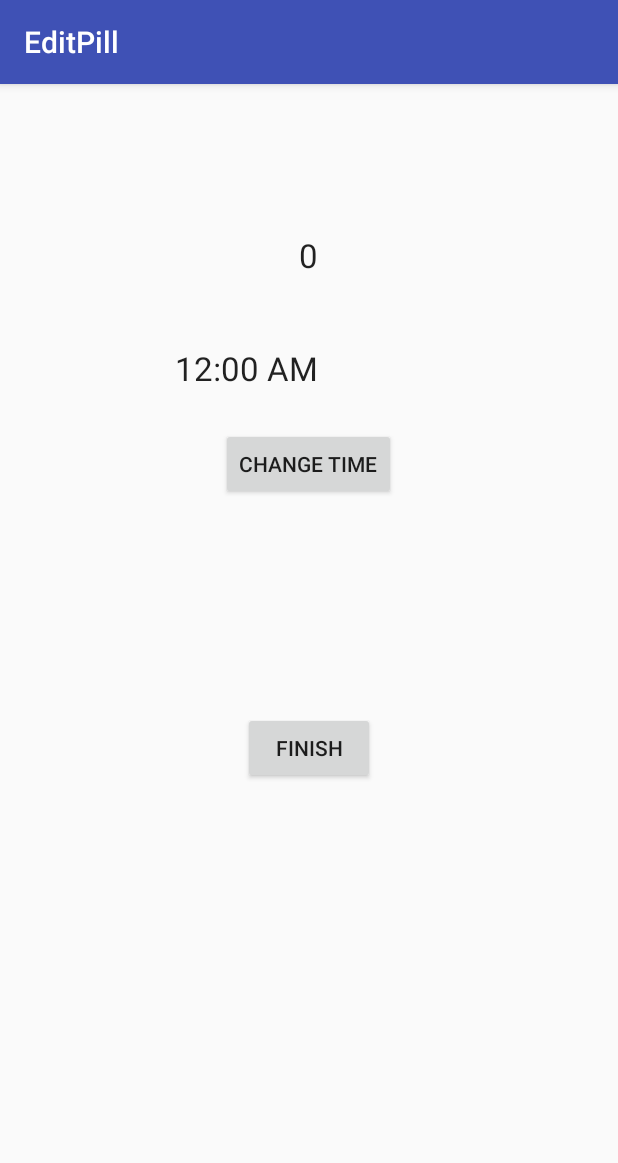
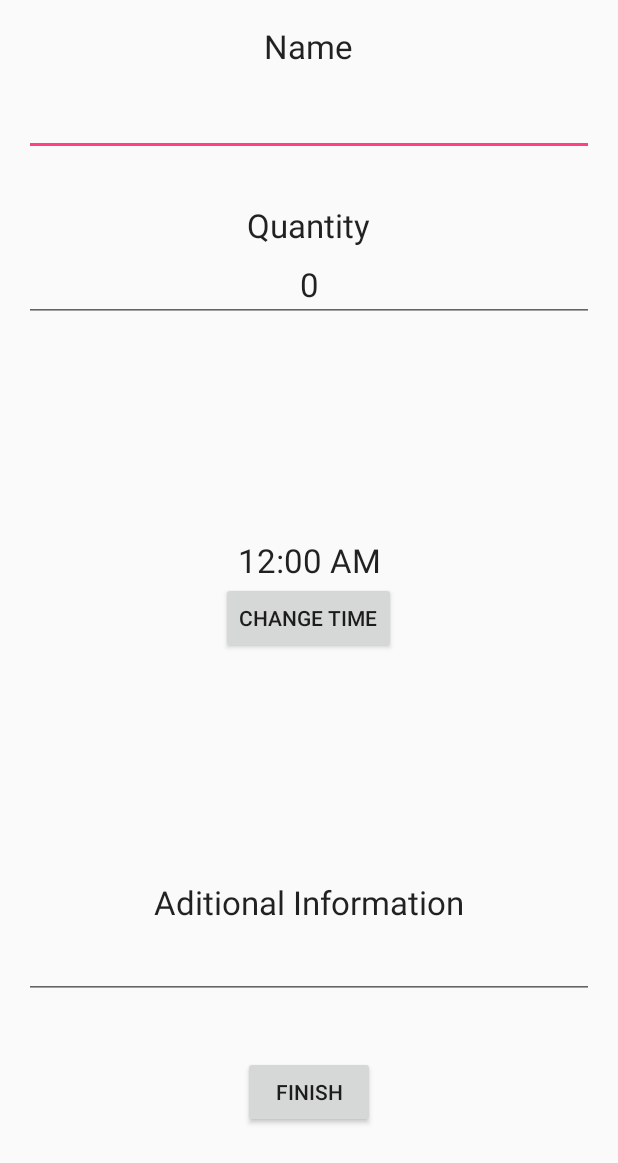
Before and after one commit to ENGR-103-Group-061-02/Pill_Reminder, an Android app: the EditPill screen opened directly, with no data from a screen before it, on a phone screen of 412 x 824 dp. Shown: the top 1163 px of the screen. Run offline under Robolectric (Android 15) with nearby library versions, the light colour scheme and no system bars.

Commit message:
Changed the layouts and added some Time stuff

```diff
--- a/app/src/main/java/com/drexel/engr103grp061_02/pillreminder/EditPill.java
+++ b/app/src/main/java/com/drexel/engr103grp061_02/pillreminder/EditPill.java
@@ -94,7 +94,7 @@ public class EditPill extends AppCompatActivity {
                 Toast.makeText(context, "Time already added \n Enter a new time", Toast.LENGTH_SHORT).show();
             }else{
                 t = newTime;
-                textText.setText(t.getTimeFormattedString());
+                textText.setText("Time: " + t.getTimeFormattedString());
             }
         }
     }
--- a/app/src/main/java/com/drexel/engr103grp061_02/pillreminder/PillNotificationPage.java
+++ b/app/src/main/java/com/drexel/engr103grp061_02/pillreminder/PillNotificationPage.java
@@ -14,9 +14,10 @@ public class PillNotificationPage  extends Activity {
     Pill pill_notified = new Pill();
     SQLiteDatabase sql;
     FeedReaderContract.FeedReaderDbHelper feed;
-    public  void onCreate(Bundle savedInstanceState, int id) {
+    public  void onCreate(Bundle savedInstanceState ) {
         super.onCreate(savedInstanceState);
         setContentView(R.layout.pill_notification);
+        int id = this.getIntent().getIntExtra("id",0);
         //declaring ID's
         notifiedName = (TextView) findViewById(R.id.notified_name);
         notifiedQuantity = (TextView) findViewById(R.id.notified_quantity);
--- a/app/src/main/res/layout/activity_edit_pill.xml
+++ b/app/src/main/res/layout/activity_edit_pill.xml
@@ -12,13 +12,6 @@
         android:layout_height="wrap_content"
         android:theme="@style/AppTheme.AppBarOverlay">
 
-        <android.support.v7.widget.Toolbar
-            android:id="@+id/toolbar"
-            android:layout_width="match_parent"
-            android:layout_height="?attr/actionBarSize"
-            android:background="?attr/colorPrimary"
-            app:popupTheme="@style/AppTheme.PopupOverlay" />
-
     </android.support.design.widget.AppBarLayout>
 
     <include layout="@layout/content_edit_pill" />
--- a/app/src/main/res/layout/content_edit_pill.xml
+++ b/app/src/main/res/layout/content_edit_pill.xml
@@ -10,14 +10,95 @@
     android:paddingTop="@dimen/activity_vertical_margin"
     app:layout_behavior="@string/appbar_scrolling_view_behavior"
     tools:context="com.drexel.engr103grp061_02.pillreminder.EditPill"
-    tools:showIn="@layout/activity_edit_pill">
+    tools:showIn="@layout/activity_edit_pill"
+    android:clickable="true">
+
+    <EditText
+        android:layout_width="match_parent"
+        android:layout_height="wrap_content"
+        android:textAppearance="?android:attr/textAppearanceLarge"
+        android:text="Name"
+        android:id="@+id/pillName"
+        android:gravity="center"
+        android:layout_alignParentTop="true"
+        android:layout_centerHorizontal="true"
+        android:layout_marginTop="38dp"
+        android:editable="true"
+        android:clickable="true"
+        android:digits="QWERTYUIOPASDFGHJKLZXCVBNMqwertyuiopasdfghjklzxcvbnm1234567890 "
+        android:enabled="true" />
+
+    <TextView
+        android:layout_width="match_parent"
+        android:layout_height="wrap_content"
+        android:textAppearance="?android:attr/textAppearanceLarge"
+        android:text="CurrTime"
+        android:id="@+id/pillTime"
+        android:gravity="center"
+        android:layout_gravity="center"
+        android:enabled="true"
+        android:layout_above="@+id/changeTime"
+        android:layout_alignParentLeft="true"
+        android:layout_alignParentStart="true" />
+
+    <EditText
+        android:layout_width="match_parent"
+        android:layout_height="wrap_content"
+        android:textAppearance="?android:attr/textAppearanceLarge"
+        android:text="Instructions"
+        android:id="@+id/pillInstructions"
+        android:layout_gravity="center_vertical"
+        android:gravity="center"
+        android:editable="true"
+        android:clickable="true"
+        android:digits="QWERTYUIOPASDFGHJKLZXCVBNMqwertyuiopasdfghjklzxcvbnm1234567890 "
+        android:enabled="true"
+        android:layout_above="@+id/editFinish"
+        android:layout_alignParentRight="true"
+        android:layout_alignParentEnd="true"
+        android:layout_marginBottom="38dp" />
+
+    <EditText
+        android:layout_width="match_parent"
+        android:layout_height="wrap_content"
+        android:textAppearance="?android:attr/textAppearanceLarge"
+        android:text="Quantity"
+        android:id="@+id/pillQuantity"
+        android:layout_gravity="bottom"
+        android:gravity="center"
+        android:editable="true"
+        android:clickable="true"
+        android:digits="1234567890 "
+        android:enabled="true"
+        android:layout_below="@+id/textView4"
+        android:layout_alignParentLeft="true"
+        android:layout_alignParentStart="true" />
+
+    <Button
+        android:layout_width="wrap_content"
+        android:layout_height="wrap_content"
+        android:text="Change TIme"
+        android:id="@+id/changeTime"
+        android:onClick="showTimePickerDialog"
+        android:layout_centerVertical="true"
+        android:layout_centerHorizontal="true" />
+
+    <Button
+        android:layout_width="wrap_content"
+        android:layout_height="wrap_content"
+        android:text="Finish"
+        android:id="@+id/editFinish"
+        android:onClick="enter"
+        android:layout_marginBottom="56dp"
+        android:layout_alignParentBottom="true"
+        android:layout_centerHorizontal="true" />
 
     <TextView
         android:layout_width="wrap_content"
         android:layout_height="wrap_content"
         android:textAppearance="?android:attr/textAppearanceLarge"
         android:text="Name"
-        android:id="@+id/pillName"
+        android:id="@+id/textView3"
         android:layout_alignParentTop="true"
         android:layout_centerHorizontal="true" />
 
@@ -26,50 +107,18 @@
         android:layout_height="wrap_content"
         android:textAppearance="?android:attr/textAppearanceLarge"
         android:text="Quantity"
-        android:id="@+id/pillQuantity"
-        android:layout_marginTop="54dp"
+        android:id="@+id/textView4"
         android:layout_below="@+id/pillName"
-        android:layout_centerHorizontal="true" />
+        android:layout_centerHorizontal="true"
+        android:layout_marginTop="31dp" />
 
     <TextView
         android:layout_width="wrap_content"
         android:layout_height="wrap_content"
         android:textAppearance="?android:attr/textAppearanceLarge"
-        android:text="CurrTime"
-        android:id="@+id/pillTime"
-        android:layout_below="@+id/pillQuantity"
-        android:layout_alignRight="@+id/pillQuantity"
-        android:layout_alignEnd="@+id/pillQuantity"
-        android:layout_marginTop="46dp" />
+        android:text="Aditional Information"
+        android:id="@+id/textView5"
+        android:layout_above="@+id/pillInstructions"
+        android:layout_centerHorizontal="true" />
 
-    <TextView
-        android:layout_width="wrap_content"
-        android:layout_height="wrap_content"
-        android:textAppearance="?android:attr/textAppearanceLarge"
-        android:text="Instructions"
-        android:id="@+id/pillInstructions"
-        android:layout_marginTop="40dp"
-        android:layout_below="@+id/changeTime"
-        android:layout_alignLeft="@+id/changeTime"
-        android:layout_alignStart="@+id/changeTime" />
-
-    <Button
-        android:layout_width="wrap_content"
-        android:layout_height="wrap_content"
-        android:text="Change TIme"
-        android:id="@+id/changeTime"
-        android:onClick="showTimePickerDialog"
-        android:layout_below="@+id/pillTime"
-        android:layout_centerHorizontal="true"
-        android:layout_marginTop="25dp" />
-
-    <Button
-        android:layout_width="wrap_content"
-        android:layout_height="wrap_content"
-        android:text="Finish"
-        android:id="@+id/editFinish"
-        android:layout_below="@+id/pillInstructions"
-        android:layout_centerHorizontal="true"
-        android:layout_marginTop="72dp"
-        android:onClick="enter" />
 </RelativeLayout>
--- a/app/src/main/res/layout/new_pill_time_list.xml
+++ b/app/src/main/res/layout/new_pill_time_list.xml
@@ -3,13 +3,14 @@
     android:layout_width="match_parent" android:layout_height="match_parent">
 
     <TextView
-        android:layout_width="wrap_content"
+        android:layout_width="match_parent"
         android:layout_height="wrap_content"
         android:textAppearance="?android:attr/textAppearanceLarge"
         android:text="Large Text"
         android:id="@+id/list_time"
         android:textColor="#000000"
         android:layout_alignParentTop="true"
-        android:layout_centerHorizontal="true" />
+        android:layout_centerHorizontal="true"
+        android:gravity="center" />
 
 </RelativeLayout>
--- a/app/src/main/res/menu/activity_main2_drawer.xml
+++ b/app/src/main/res/menu/activity_main2_drawer.xml
@@ -15,9 +15,9 @@
             android:icon="@drawable/ic_menu_delete"
             android:title="Delete Pill" />
         <item
-            android:id="@+id/nav_clearNotes"
+            android:id="@+id/nav_clearPills"
             android:icon="@drawable/ic_menu_manage"
-            android:title="Clear Notifications"/>
+            android:title="Clear Medication"/>
     </group>
 
 </menu>
```
Also changed, not shown: app/src/main/AndroidManifest.xml (+8 -0 lines), app/src/main/java/com/drexel/engr103grp061_02/pillreminder/AlarmReceiver.java (+9 -4 lines), app/src/main/java/com/drexel/engr103grp061_02/pillreminder/Main2Activity.java (+43 -2 lines), app/src/main/java/com/drexel/engr103grp061_02/pillreminder/Time.java (+9 -0 lines), app/src/main/java/com/drexel/engr103grp061_02/pillreminder/database/FeedReaderContract.java (+11 -7 lines), app/src/main/res/layout/activity_select_pill.xml (+0 -7 lines), app/src/main/res/layout/add_pill.xml (+19 -16 lines), app/src/main/res/layout/pill_list.xml (+17 -10 lines), 4 other files.
